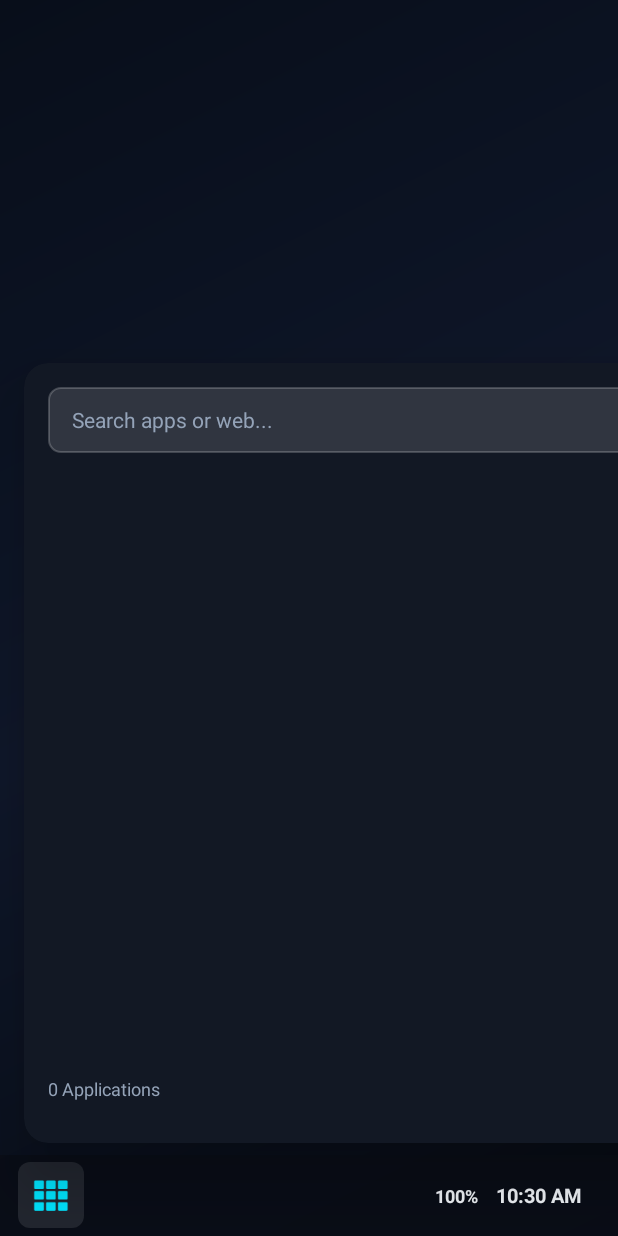
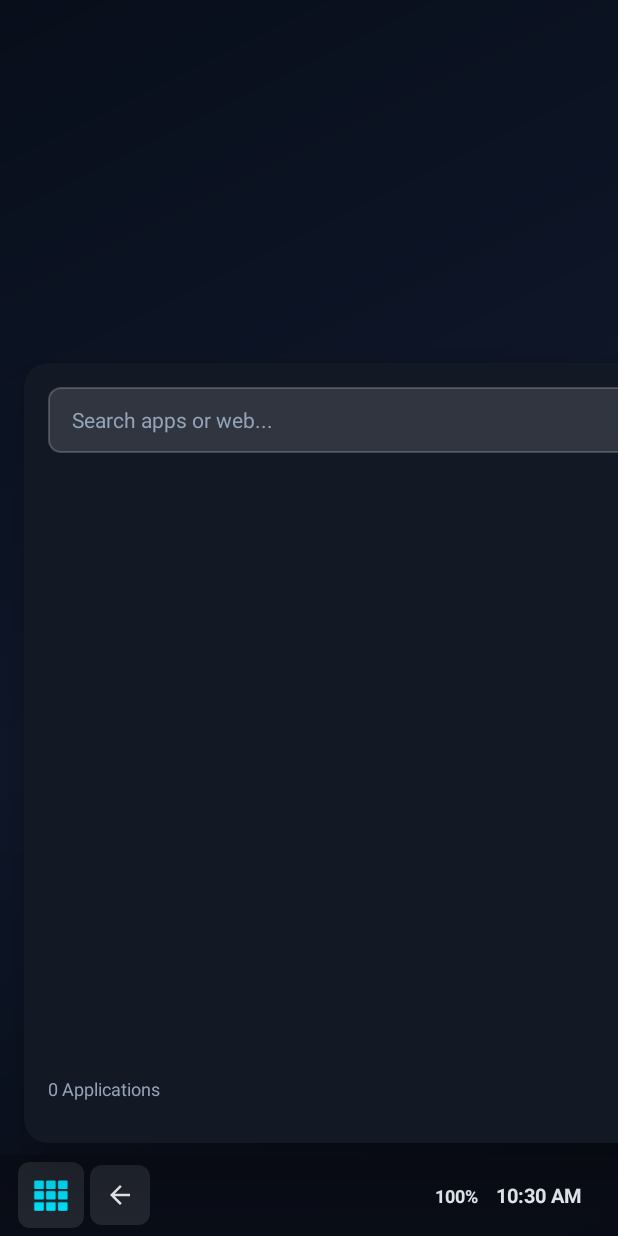
Before and after one commit to cosmicbyt123/Opendex, an Android app: the MainActivity screen opened directly, with no data from a screen before it, after a tap on an icon or button, on a phone screen of 412 x 824 dp. Run offline under Robolectric (Android 15) with nearby library versions, the phone set to English and light mode, and no system bars.

Commit message:
feat: add taskbar back navigation button and enforce landscape window ratio

```diff
--- a/app/src/main/java/com/cosmic/opendex/MainActivity.kt
+++ b/app/src/main/java/com/cosmic/opendex/MainActivity.kt
@@ -70,6 +70,7 @@ class MainActivity : AppCompatActivity() {
     private lateinit var desktopIconGrid: RecyclerView
     private lateinit var startMenuCard: CardView
     private lateinit var startMenuButton: FrameLayout
+    private lateinit var navBackButton: FrameLayout
     private lateinit var startMenuAppGrid: RecyclerView
     private lateinit var searchAppsInput: EditText
     private lateinit var allAppsCountText: TextView
@@ -150,6 +151,7 @@ class MainActivity : AppCompatActivity() {
         desktopIconGrid = findViewById(R.id.desktopIconGrid)
         startMenuCard = findViewById(R.id.startMenuCard)
         startMenuButton = findViewById(R.id.startMenuButton)
+        navBackButton = findViewById(R.id.navBackButton)
         startMenuAppGrid = findViewById(R.id.startMenuAppGrid)
         searchAppsInput = findViewById(R.id.searchAppsInput)
         allAppsCountText = findViewById(R.id.allAppsCountText)
@@ -287,6 +289,10 @@ class MainActivity : AppCompatActivity() {
         startMenuButton.setOnClickListener {
             toggleControlCenter(false)
             toggleStartMenu()
+        }
+
+        navBackButton.setOnClickListener {
+            handleBackNavigation()
         }
 
         // Tap wallpaper to close cards
@@ -862,14 +868,22 @@ class MainActivity : AppCompatActivity() {
         windowDecoratorManager.removeAllDecorators()
     }
 
-    @Deprecated("Deprecated in Java")
-    override fun onBackPressed() {
+    private fun handleBackNavigation() {
         if (controlCenterCard.visibility == View.VISIBLE) {
             toggleControlCenter(false)
         } else if (startMenuCard.visibility == View.VISIBLE) {
             toggleStartMenu(false)
         } else {
-            // Desktop environment keeps desktop alive on back press
+            val nonMinimized = activeTasks.filter { !it.isMinimized }
+            if (nonMinimized.isNotEmpty()) {
+                val latest = nonMinimized.first()
+                minimizeActiveTask(latest)
+            }
         }
     }
+
+    @Deprecated("Deprecated in Java")
+    override fun onBackPressed() {
+        handleBackNavigation()
+    }
 }
--- /dev/null
+++ b/app/src/main/res/drawable/ic_nav_back.xml
@@ -0,0 +1,9 @@
+<vector xmlns:android="http://schemas.android.com/apk/res/android"
+    android:width="24dp"
+    android:height="24dp"
+    android:viewportWidth="24"
+    android:viewportHeight="24">
+    <path
+        android:fillColor="#F0F4F8"
+        android:pathData="M20,11H7.83l5.59,-5.59L12,4l-8,8 8,8 1.41,-1.41L7.83,13H20v-2z" />
+</vector>
--- a/app/src/main/res/layout/activity_main.xml
+++ b/app/src/main/res/layout/activity_main.xml
@@ -393,6 +393,25 @@
                 android:contentDescription="Start Menu" />
         </FrameLayout>
 
+        <!-- Navigation Back Button -->
+        <FrameLayout
+            android:id="@+id/navBackButton"
+            android:layout_width="40dp"
+            android:layout_height="40dp"
+            android:layout_marginStart="4dp"
+            android:background="@drawable/bg_taskbar_btn"
+            android:clickable="true"
+            android:focusable="true">
+
+            <ImageView
+                android:layout_width="20dp"
+                android:layout_height="20dp"
+                android:layout_gravity="center"
+                android:src="@drawable/ic_nav_back"
+                app:tint="@color/dex_text_primary"
+                android:contentDescription="Back" />
+        </FrameLayout>
+
         <!-- Running Task Bar -->
         <androidx.recyclerview.widget.RecyclerView
             android:id="@+id/runningTasksList"
```
Also changed, not shown: app/src/main/java/com/cosmic/opendex/window/FreeformManager.kt (+11 -5 lines).
